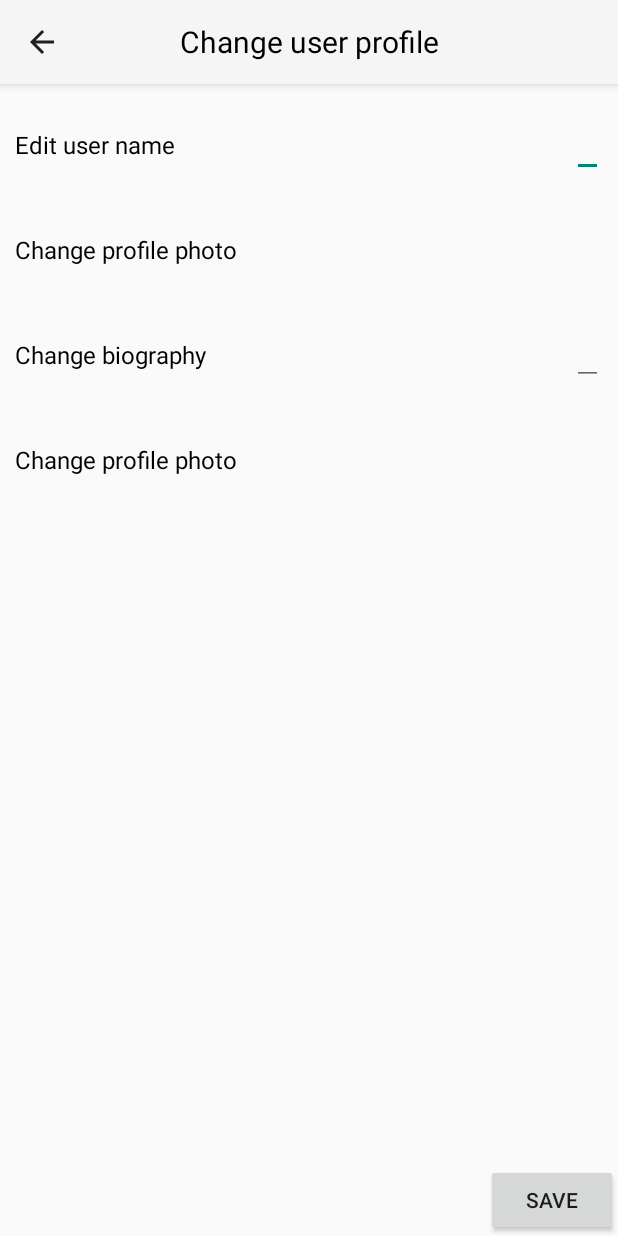
After one commit to gokberkkaraca/melody, an Android app: the EditUserInfo screen opened directly, with no data from a screen before it, on a phone screen of 412 x 824 dp. The commit adds this screen. Run offline under Robolectric (Android 15) with nearby library versions, the phone set to English and light mode, and no system bars; 3 statements that could not run were skipped.

Commit message:
Create EditUSerInfo Activity with basic action and squelette

```diff
--- a/app/build.gradle
+++ b/app/build.gradle
@@ -42,8 +42,8 @@ dependencies {
             }
 
     compile 'com.android.support:appcompat-v7:26.1.0'
-    compile "com.android.support:design:26.1.0"
-    compile "com.android.support:customtabs:26.1.0"
+    compile 'com.android.support:design:26.1.0'
+    compile 'com.android.support:customtabs:26.1.0'
     compile 'com.android.support.constraint:constraint-layout:1.0.2'
     compile 'com.google.android.gms:play-services-maps:11.2.2'
     compile 'com.google.android.gms:play-services-auth:11.2.2'
--- /dev/null
+++ b/app/src/main/java/ch/epfl/sweng/melody/EditUserInfo.java
@@ -0,0 +1,57 @@
+package ch.epfl.sweng.melody;
+
+import android.content.Intent;
+import android.graphics.Color;
+import android.support.v7.app.ActionBar;
+import android.support.v7.app.AppCompatActivity;
+import android.os.Bundle;
+import android.support.v7.widget.Toolbar;
+import android.text.TextUtils;
+import android.view.View;
+import android.widget.EditText;
+import android.widget.Toast;
+
+import ch.epfl.sweng.melody.user.User;
+import ch.epfl.sweng.melody.util.DialogUtils;
+
+public class EditUserInfo extends AppCompatActivity {
+    User user;
+    EditText displayName;
+
+    @Override
+    protected void onCreate(Bundle savedInstanceState) {
+        super.onCreate(savedInstanceState);
+        setContentView(R.layout.activity_edit_user_info);
+
+        setTitle("");
+        Toolbar editToorbar = (Toolbar) findViewById(R.id.edit_toolbar);
+        setSupportActionBar(editToorbar);
+
+        ActionBar ab = getSupportActionBar();
+        ab.setDisplayHomeAsUpEnabled(true);
+
+        user = MainActivity.getUser();
+        displayName = findViewById(R.id.change_display_name);
+
+
+        displayName.setHint(user.getDisplayName());
+        displayName.setTextColor(Color.GRAY);
+        user.setDisplayName(displayName.getText().toString());
+    }
+
+
+    public void changeBackgroundImage () {}
+
+    public void changeProfileImage () {}
+
+    public void changeUserProfile (View view) {
+        String name = displayName.getText().toString();
+        if (TextUtils.isEmpty(name)) {
+            user.setDisplayName(displayName.getText().toString());
+        }
+
+        Intent intent = new Intent(this, UserProfileActivity.class);
+        startActivity(intent);
+    }
+
+}
--- a/app/src/main/java/ch/epfl/sweng/melody/UserProfileActivity.java
+++ b/app/src/main/java/ch/epfl/sweng/melody/UserProfileActivity.java
@@ -141,6 +141,11 @@ public class UserProfileActivity extends AppCompatActivity {
         finish();
     }
 
+    public void editUserInfo (View view){
+        Intent intent = new Intent(this, EditUserInfo.class);
+        startActivity(intent);
+    }
+
     /*************************************************
      ******************* Menu Buttons ****************
      *************************************************/
--- a/app/src/main/java/ch/epfl/sweng/melody/user/User.java
+++ b/app/src/main/java/ch/epfl/sweng/melody/user/User.java
@@ -146,6 +146,10 @@ public class User implements Serializable {
         notificationsOn = b;
     }
 
+    public void setDisplayName (String s) {
+        displayName = s;
+    }
+
     private String encodeEmailForId(String email) {
         return email.replace('.', ',');
     }
--- /dev/null
+++ b/app/src/main/res/layout/activity_edit_user_info.xml
@@ -0,0 +1,193 @@
+<?xml version="1.0" encoding="utf-8"?>
+<RelativeLayout xmlns:android="http://schemas.android.com/apk/res/android"
+    xmlns:app="http://schemas.android.com/apk/res-auto"
+    xmlns:tools="http://schemas.android.com/tools"
+    android:layout_width="match_parent"
+    android:layout_height="match_parent"
+    tools:context="ch.epfl.sweng.melody.EditUserInfo">
+
+    <android.support.v7.widget.Toolbar
+        android:id="@+id/edit_toolbar"
+        android:layout_width="match_parent"
+        android:layout_height="?attr/actionBarSize"
+        android:background="?attr/colorPrimary"
+        android:elevation="4dp"
+        android:theme="@style/ThemeOverlay.AppCompat.ActionBar"
+        app:popupTheme="@style/ThemeOverlay.AppCompat.Light"
+        tools:ignore="UnusedAttribute">
+
+        <TextView
+            android:id="@+id/friends_toolbar_title"
+            android:layout_width="wrap_content"
+            android:layout_height="wrap_content"
+            android:layout_gravity="center"
+            android:text="@string/change_user_profile"
+            android:textColor="@color/black"
+            android:textSize="20sp" />
+    </android.support.v7.widget.Toolbar>
+
+    <android.support.constraint.ConstraintLayout
+        android:layout_width="match_parent"
+        android:layout_height="match_parent"
+        android:layout_marginTop="?attr/actionBarSize"
+        android:scrollbars="vertical">
+
+        <android.support.constraint.ConstraintLayout
+            android:id="@+id/display_name_container"
+            android:layout_width="0dp"
+            android:layout_height="60dp"
+            app:layout_constraintTop_toTopOf="parent"
+            app:layout_constraintLeft_toLeftOf="parent"
+            app:layout_constraintRight_toRightOf="parent"
+            android:layout_marginEnd="10dp"
+            android:layout_marginStart="10dp"
+            android:layout_marginTop="10dp">
+
+            <TextView
+                android:id="@+id/edit_display_name"
+                android:layout_width="wrap_content"
+                android:layout_height="wrap_content"
+                android:text="@string/edit_user_name"
+                android:textColor="@color/black"
+                android:textSize="16sp"
+                app:layout_constraintBottom_toBottomOf="parent"
+                app:layout_constraintLeft_toLeftOf="parent"
+                app:layout_constraintTop_toTopOf="parent" />
+
+            <EditText
+                android:id="@+id/change_display_name"
+                android:layout_width="wrap_content"
+                android:layout_height="wrap_content"
+                android:hint=""
+                android:inputType="textNoSuggestions"
+                android:textColor="@color/black"
+                android:textSize="16sp"
+                app:layout_constraintBottom_toBottomOf="@+id/edit_display_name"
+                app:layout_constraintRight_toRightOf="parent"
+                app:layout_constraintTop_toTopOf="@+id/edit_display_name" />
+        </android.support.constraint.ConstraintLayout>
+
+        <android.support.constraint.ConstraintLayout
+            android:id="@+id/user_profile_container"
+            android:layout_width="0dp"
+            android:layout_height="60dp"
+            android:layout_marginEnd="10dp"
+            android:layout_marginStart="10dp"
+            android:layout_marginTop="10dp"
+            app:layout_constraintLeft_toLeftOf="parent"
+            app:layout_constraintRight_toRightOf="parent"
+            app:layout_constraintTop_toBottomOf="@+id/display_name_container">
+
+            <TextView
+                android:id="@+id/change_profile_photo"
+                android:layout_width="wrap_content"
+                android:layout_height="wrap_content"
+                android:text="@string/change_profile_photo"
+                android:textSize="16sp"
+                android:textColor="@color/black"
+                app:layout_constraintBottom_toBottomOf="parent"
+                app:layout_constraintLeft_toLeftOf="parent"
+                app:layout_constraintTop_toTopOf="parent"/>
+
+            <ImageView
+                android:id="@+id/profile_image"
+                android:layout_width="50dp"
+                android:layout_height="50dp"
+                android:background="@null"
+                android:scaleType="fitXY"
+                android:visibility="visible"
+                app:layout_constraintBottom_toBottomOf="parent"
+                app:layout_constraintRight_toRightOf="parent"
+                app:layout_constraintTop_toTopOf="parent"
+                tools:ignore="ContentDescription"
+                android:onClick="changeProfileImage"/>
+        </android.support.constraint.ConstraintLayout>
+
+        <android.support.constraint.ConstraintLayout
+            android:id="@+id/user_bio_container"
+            android:layout_width="0dp"
+            android:layout_height="60dp"
+            android:layout_marginEnd="10dp"
+            android:layout_marginStart="10dp"
+            android:layout_marginTop="10dp"
+            app:layout_constraintLeft_toLeftOf="parent"
+            app:layout_constraintRight_toRightOf="parent"
+            app:layout_constraintTop_toBottomOf="@+id/user_profile_container">
+
+            <TextView
+                android:id="@+id/edit_user_bio"
+                android:layout_width="wrap_content"
+                android:layout_height="wrap_content"
+                android:text="@string/change_biography"
+                android:textSize="16sp"
+                android:textColor="@color/black"
+                app:layout_constraintBottom_toBottomOf="parent"
+                app:layout_constraintLeft_toLeftOf="parent"
+                app:layout_constraintTop_toTopOf="parent"/>
+
+            <EditText
+                android:id="@+id/change_user_bio"
+                android:layout_width="wrap_content"
+                android:layout_height="wrap_content"
+                android:hint=""
+                android:inputType="textNoSuggestions"
+                android:textColor="@color/black"
+                android:textSize="14sp"
+                android:lines="2"
+                app:layout_constraintBottom_toBottomOf="@+id/edit_user_bio"
+                app:layout_constraintRight_toRightOf="parent"
+                app:layout_constraintTop_toTopOf="@+id/edit_user_bio" />
+        </android.support.constraint.ConstraintLayout>
+
+
+        <android.support.constraint.ConstraintLayout
+            android:id="@+id/background_container"
+            android:layout_width="0dp"
+            android:layout_height="60dp"
+            android:layout_marginEnd="10dp"
+            android:layout_marginStart="10dp"
+            android:layout_marginTop="10dp"
+            app:layout_constraintLeft_toLeftOf="parent"
+            app:layout_constraintRight_toRightOf="parent"
+            app:layout_constraintTop_toBottomOf="@+id/user_bio_container">
+
+            <TextView
+                android:id="@+id/change_background_photo"
+                android:layout_width="wrap_content"
+                android:layout_height="wrap_content"
+                android:text="@string/change_profile_photo"
+                android:textSize="16sp"
+                android:textColor="@color/black"
+                app:layout_constraintBottom_toBottomOf="parent"
+                app:layout_constraintLeft_toLeftOf="parent"
+                app:layout_constraintTop_toTopOf="parent"/>
+
+            <ImageView
+                android:id="@+id/background_image"
+                android:layout_width="50dp"
+                android:layout_height="50dp"
+                android:background="@null"
+                android:scaleType="fitXY"
+                android:visibility="visible"
+                app:layout_constraintBottom_toBottomOf="parent"
+                app:layout_constraintRight_toRightOf="parent"
+                app:layout_constraintTop_toTopOf="parent"
+                tools:ignore="ContentDescription"
+                android:onClick="changeBackgroundImage"/>
+        </android.support.constraint.ConstraintLayout>
+
+
+        <Button
+            android:id="@+id/save_user_profile"
+            android:layout_width="wrap_content"
+            android:layout_height="wrap_content"
+            android:onClick="changeUserProfile"
+            android:text="@string/save"
+            app:layout_constraintBottom_toBottomOf="parent"
+            app:layout_constraintRight_toRightOf="parent"
+            tools:layout_editor_absoluteX="0dp"
+            tools:layout_editor_absoluteY="0dp" />
+
+    </android.support.constraint.ConstraintLayout>
+
+</RelativeLayout>
--- a/app/src/main/res/layout/activity_user_profile.xml
+++ b/app/src/main/res/layout/activity_user_profile.xml
@@ -21,6 +21,20 @@
             android:layout_centerHorizontal="true"
             android:layout_marginTop="28dp"
             tools:ignore="ContentDescription" />
+
+        <TextView
+            android:id="@+id/edit_userInfo"
+            android:layout_width="wrap_content"
+            android:layout_height="wrap_content"
+            android:layout_alignParentEnd="true"
+            android:layout_alignTop="@+id/profilePicView"
+            android:layout_marginEnd="20dp"
+            android:text="@string/edit"
+            android:textSize="16sp"
+            android:textStyle="italic"
+            android:textColor="@color/blueDark"
+            android:onClick="editUserInfo"
+            />
 
         <TextView
             android:id="@+id/username"
--- a/app/src/main/res/values/strings.xml
+++ b/app/src/main/res/values/strings.xml
@@ -64,4 +64,10 @@
     <string name="reset_password_empty">Enter your registered email!</string>
     <string name="send_reset_password_email">We have sent you instructions to reset your password!</string>
     <string name="fail_send_rest_password_email">Failed to send reset email!</string>
+    <string name="edit"><u>Edit</u></string>
+    <string name="edit_user_name">Edit user name</string>
+    <string name="change_user_profile">Change user profile</string>
+    <string name="save">Save</string>
+    <string name="change_profile_photo">Change profile photo</string>
+    <string name="change_biography">Change biography</string>
 </resources>
```
Also changed, not shown: app/src/main/AndroidManifest.xml (+7 -1 lines).
